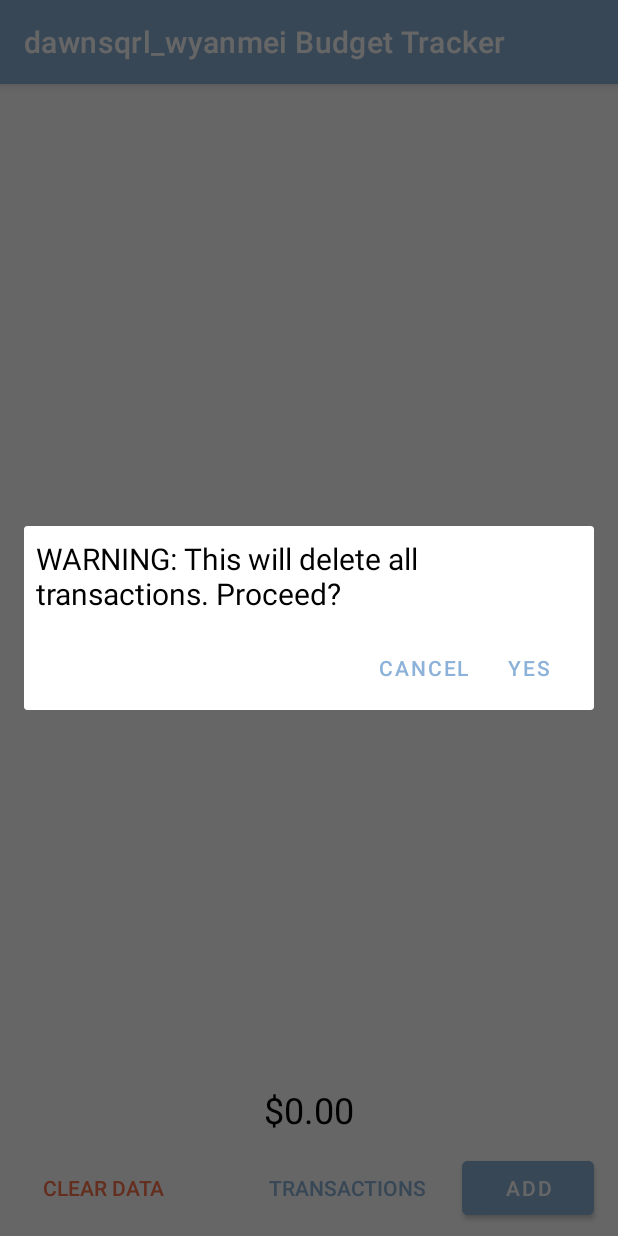
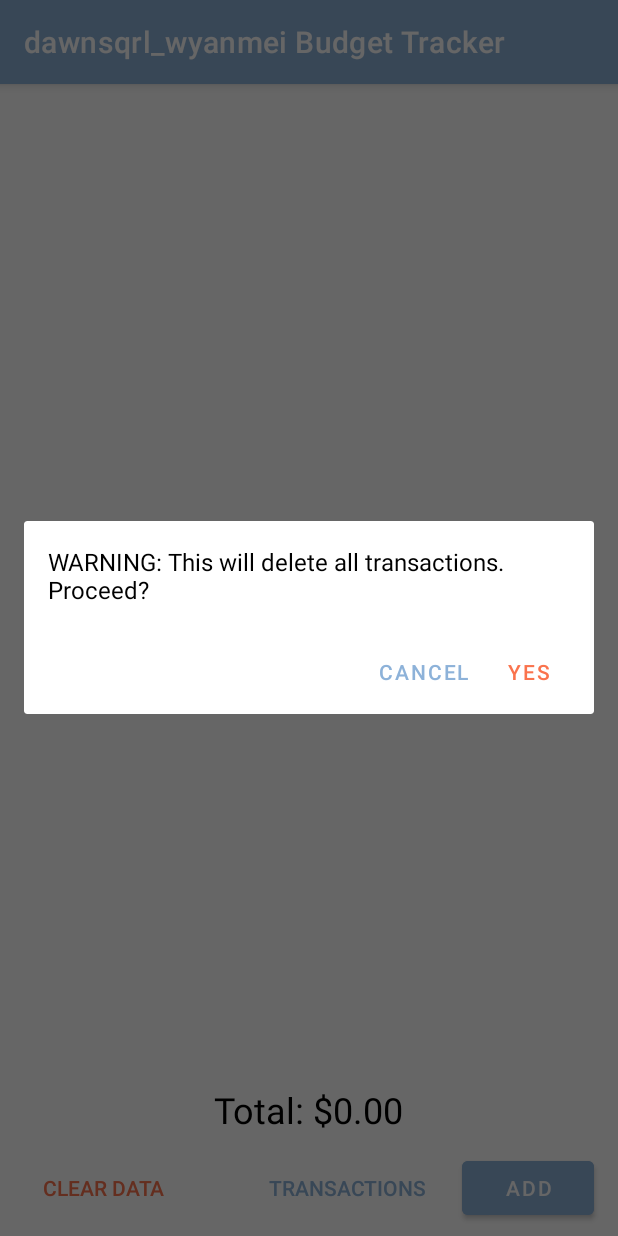
Before and after one commit to Yanmeeei/EECS285project4, an Android app: the screen it shows after launch (CategoryListActivity), after a tap on "CLEAR DATA", on a phone screen of 412 x 824 dp. Run offline under Robolectric (Android 15) with nearby library versions, the light colour scheme and no system bars.

Commit message:
Fix clear dialog

```diff
--- a/app/src/main/java/eecs285/proj4/dawnsqrl_wyanmei/budgettracker/CategoryListActivity.java
+++ b/app/src/main/java/eecs285/proj4/dawnsqrl_wyanmei/budgettracker/CategoryListActivity.java
@@ -170,19 +170,6 @@ public class CategoryListActivity extends AppCompatActivity
         dialog.show(getSupportFragmentManager(), "ClearDataDialogFragment");
     }
 
-
-//    public void clearData() {
-//        transactions.clear();
-//        categories.clear();
-//
-//        viewTotal();
-//
-//        writeBudgets();
-//        adapter_cat.notifyDataSetChanged();
-//
-//    }
-
-
     void viewTotal() {
 
         Double totalAmount = 0.0;
@@ -191,8 +178,7 @@ public class CategoryListActivity extends AppCompatActivity
         }
 
         TextView totalView = findViewById(R.id.totalCostView);
-        totalView.setText(String.format(Locale.getDefault(), "$%.2f", totalAmount));
+        totalView.setText(String.format(Locale.getDefault(), "Total: $%.2f", totalAmount));
     }
 
-
 }
--- a/app/src/main/java/eecs285/proj4/dawnsqrl_wyanmei/budgettracker/ClearDataDialogFragment.java
+++ b/app/src/main/java/eecs285/proj4/dawnsqrl_wyanmei/budgettracker/ClearDataDialogFragment.java
@@ -5,6 +5,7 @@ import eecs285.proj4.dawnsqrl_wyanmei.budgettracker.CategoryListActivity;
 import android.app.AlertDialog;
 import android.app.Dialog;
 import android.content.Context;
+import android.content.DialogInterface;
 import android.os.Bundle;
 import android.view.LayoutInflater;
 import android.view.View;
@@ -39,7 +40,13 @@ public class ClearDataDialogFragment extends DialogFragment {
         builder.setView(view).setPositiveButton(R.string.button_yes,
                 (dialog, id) -> confirmedClearData(view)).setNegativeButton(R.string.button_cancel,
                 (dialog, id) -> getDialog().cancel());
-        return builder.create();
+
+        AlertDialog dialog = builder.create();
+        dialog.setOnShowListener(this_dialog -> (
+            (AlertDialog) this_dialog).getButton(DialogInterface.BUTTON_POSITIVE)
+            .setTextColor(getResources().getColor(R.color.warning, getActivity().getTheme())
+        ));
+        return dialog;
     }
 
     void confirmedClearData(View view) {
--- a/app/src/main/res/layout/dialog_clear_data.xml
+++ b/app/src/main/res/layout/dialog_clear_data.xml
@@ -3,7 +3,7 @@
     android:layout_width="match_parent"
     android:layout_height="match_parent"
     android:orientation="vertical"
-    android:padding="8dp">
+    android:padding="16dp">
 
     <TextView
         android:id="@+id/textView"
@@ -11,5 +11,5 @@
         android:layout_height="wrap_content"
         android:text="@string/warning"
         android:textColor="?android:textColorPrimary"
-        android:textSize="20sp" />
+        android:textSize="16sp" />
 </LinearLayout>
```
Also changed, not shown: app/src/main/res/layout/dialog_add_transaction.xml (+5 -2 lines).
